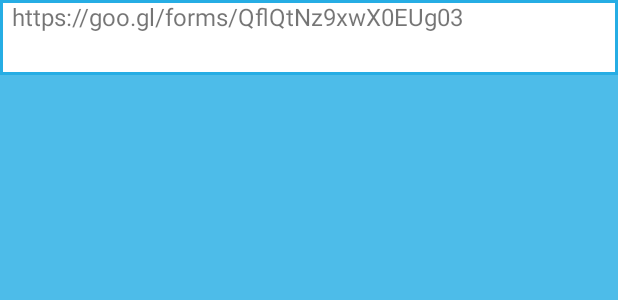
After one commit to koksalb/ituKisFest-Android, an Android app: the layout row_notifications.xml on its own in the app's theme, with its tools: preview values and no code run, on a phone screen of 412 x 824 dp. The commit adds this screen. Shown: the top 300 px of the screen. Run offline under Robolectric (Android 15) with nearby library versions, the phone set to English and light mode, and no system bars.

Commit message:
Notifications are seperated to their own adapter
Notifications that have URL included now will open them in Browser automatically

The icons for location and schedule is shrinked. and prepared to be changed

Other layout fixes

```diff
--- /dev/null
+++ b/app/src/main/res/layout/row_notifications.xml
@@ -0,0 +1,49 @@
+<?xml version="1.0" encoding="utf-8"?>
+<LinearLayout xmlns:android="http://schemas.android.com/apk/res/android"
+    android:layout_width="match_parent"
+    android:background="#4DBCE9"
+    android:layout_height="match_parent"
+
+    android:orientation="vertical">
+
+    <LinearLayout
+        android:layout_gravity="top"
+        android:layout_width="match_parent"
+        android:layout_height="wrap_content"
+        android:background="#26ADE4"
+        android:id="@+id/onerownotification"
+        android:showDividers="middle"
+        android:orientation="vertical"
+
+        >
+
+
+
+
+
+                <TextView
+                    android:paddingLeft="8dp"
+                    android:paddingRight="8dp"
+                    android:layout_gravity="center"
+                    android:layout_width="match_parent"
+
+                    android:layout_height="wrap_content"
+                    android:minHeight="50dp"
+                    android:id="@+id/txtnotification"
+                    android:background="@drawable/border_ui"
+                    android:textSize="16sp"
+                    android:text="https://goo.gl/forms/QflQtNz9xwX0EUg03">
+
+                </TextView>
+
+
+
+    </LinearLayout>
+
+
+
+
+
+
+
+</LinearLayout>
```
Also changed, not shown: app/src/main/java/itukisfest/koksal/itukisfestcom/itukisfest/duyuruadapter.java (added, +148 -0 lines), app/src/main/java/itukisfest/koksal/itukisfestcom/itukisfest/duyurularFragment.java (+14 -5 lines), app/src/main/res/layout/fragment_duyurular.xml (+4 -11 lines), app/src/main/res/layout/row_events.xml (+8 -5 lines), 2 other files.
